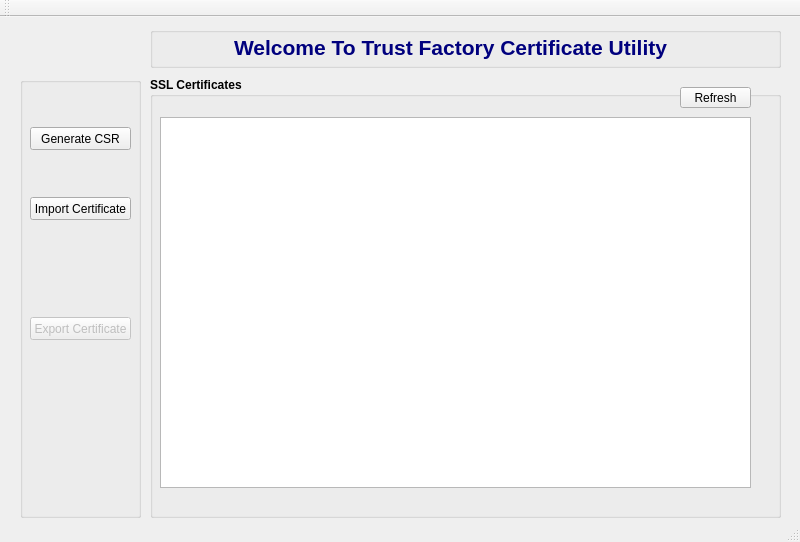
This is mainwindow.ui in stacywaturi/Design1 as Qt 5 draws it before an edit. The edited form follows.
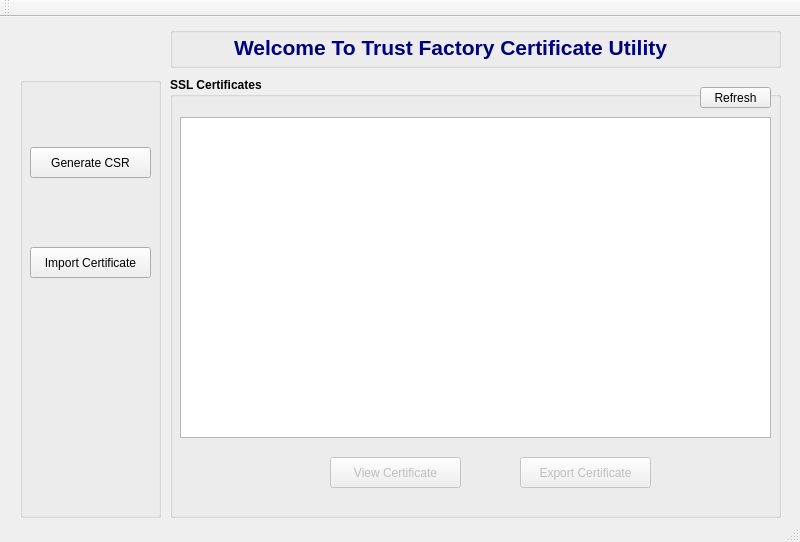
This is the edited form.

Patch:
```diff
--- a/mainwindow.ui
+++ b/mainwindow.ui
@@ -63,10 +63,15 @@
      <rect>
       <x>20</x>
       <y>60</y>
-      <width>121</width>
+      <width>141</width>
       <height>441</height>
      </rect>
     </property>
+    <property name="font">
+     <font>
+      <pointsize>9</pointsize>
+     </font>
+    </property>
     <property name="title">
      <string/>
     </property>
@@ -74,11 +79,16 @@
      <property name="geometry">
       <rect>
        <x>10</x>
-       <y>50</y>
-       <width>101</width>
-       <height>23</height>
+       <y>70</y>
+       <width>121</width>
+       <height>31</height>
       </rect>
      </property>
+     <property name="font">
+      <font>
+       <pointsize>9</pointsize>
+      </font>
+     </property>
      <property name="text">
       <string>Generate CSR</string>
      </property>
@@ -87,38 +97,27 @@
      <property name="geometry">
       <rect>
        <x>10</x>
-       <y>120</y>
-       <width>101</width>
-       <height>23</height>
+       <y>170</y>
+       <width>121</width>
+       <height>31</height>
       </rect>
      </property>
+     <property name="font">
+      <font>
+       <pointsize>9</pointsize>
+      </font>
+     </property>
      <property name="text">
       <string>Import Certificate</string>
      </property>
     </widget>
-    <widget class="QPushButton" name="exportBtn">
-     <property name="enabled">
-      <bool>false</bool>
-     </property>
-     <property name="geometry">
-      <rect>
-       <x>10</x>
-       <y>240</y>
-       <width>101</width>
-       <height>23</height>
-      </rect>
-     </property>
-     <property name="text">
-      <string>Export Certificate</string>
-     </property>
-    </widget>
    </widget>
    <widget class="QGroupBox" name="groupBox_2">
     <property name="geometry">
      <rect>
-      <x>150</x>
+      <x>170</x>
       <y>60</y>
-      <width>631</width>
+      <width>611</width>
       <height>441</height>
      </rect>
     </property>
@@ -137,7 +136,7 @@
        <x>10</x>
        <y>40</y>
        <width>591</width>
-       <height>371</height>
+       <height>321</height>
       </rect>
      </property>
      <property name="font">
@@ -166,6 +165,7 @@
      </property>
      <property name="font">
       <font>
+       <pointsize>9</pointsize>
        <weight>50</weight>
        <bold>false</bold>
       </font>
@@ -174,14 +174,60 @@
       <string>Refresh</string>
      </property>
     </widget>
+    <widget class="QPushButton" name="exportBtn">
+     <property name="enabled">
+      <bool>false</bool>
+     </property>
+     <property name="geometry">
+      <rect>
+       <x>350</x>
+       <y>380</y>
+       <width>131</width>
+       <height>31</height>
+      </rect>
+     </property>
+     <property name="font">
+      <font>
+       <pointsize>9</pointsize>
+       <weight>50</weight>
+       <bold>false</bold>
+      </font>
+     </property>
+     <property name="text">
+      <string>Export Certificate</string>
+     </property>
+    </widget>
+    <widget class="QPushButton" name="viewBtn">
+     <property name="enabled">
+      <bool>false</bool>
+     </property>
+     <property name="geometry">
+      <rect>
+       <x>160</x>
+       <y>380</y>
+       <width>131</width>
+       <height>31</height>
+      </rect>
+     </property>
+     <property name="font">
+      <font>
+       <pointsize>9</pointsize>
+       <weight>50</weight>
+       <bold>false</bold>
+      </font>
+     </property>
+     <property name="text">
+      <string>View Certificate</string>
+     </property>
+    </widget>
    </widget>
    <widget class="QLabel" name="logo_label">
     <property name="geometry">
      <rect>
       <x>40</x>
       <y>10</y>
-      <width>81</width>
-      <height>71</height>
+      <width>91</width>
+      <height>91</height>
      </rect>
     </property>
     <property name="text">
@@ -191,9 +237,9 @@
    <widget class="QGroupBox" name="groupBox_3">
     <property name="geometry">
      <rect>
-      <x>150</x>
+      <x>170</x>
       <y>10</y>
-      <width>631</width>
+      <width>611</width>
       <height>41</height>
      </rect>
     </property>
```
